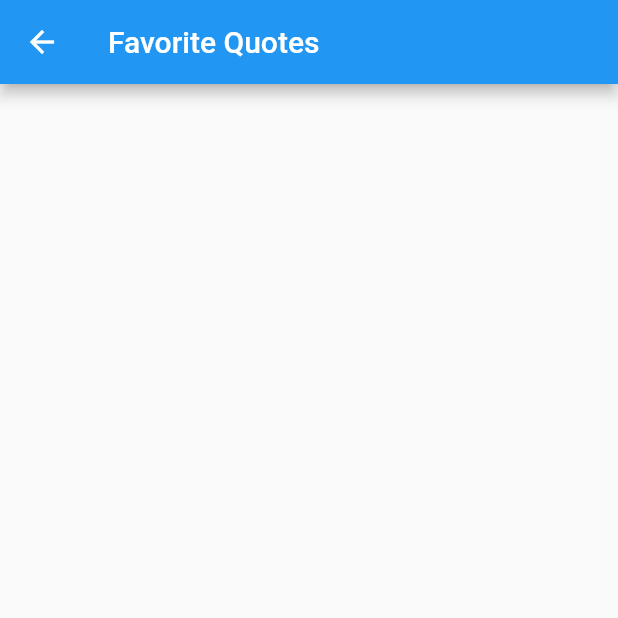
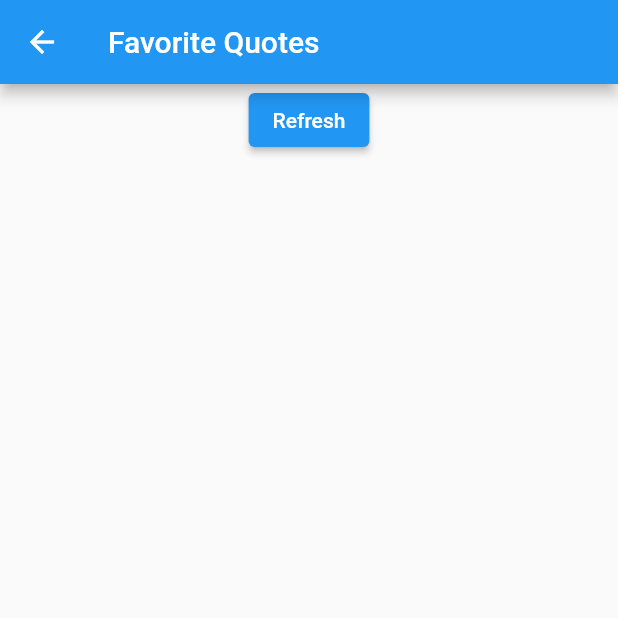
Before and after one commit to J1min/anime-quote-app, a Flutter app: the FavoriteQuotesPage screen opened directly, on a phone screen of 412 x 824 dp, the top half of it. Run offline on Flutter 3.47's test engine with Material 2 defaults, Android fonts, the phone set to English and light mode, and no system bars; our stand-ins replace dio, shared_preferences; accounts and stored records are empty; network calls fail.

Commit message:
feat(refresh): 즐겨찾기 리스트 refresh 버튼 추가

```diff
--- a/lib/favorite_quotes_page.dart
+++ b/lib/favorite_quotes_page.dart
@@ -23,6 +23,10 @@ class _FavoriteQuotesPageState extends State<FavoriteQuotesPage> {
 
   Future<void> _initialize() async {
     _prefs = await SharedPreferences.getInstance();
+    _updateFavoriteQuotes();
+  }
+
+  Future<void> _updateFavoriteQuotes() async {
     final keys = _prefs.getKeys();
     _favoriteQuoteIds = keys
         .where((key) => key.startsWith('quote_') && _prefs.getBool(key) == true)
@@ -37,7 +41,14 @@ class _FavoriteQuotesPageState extends State<FavoriteQuotesPage> {
       appBar: AppBar(
         title: const Text('Favorite Quotes'),
       ),
-      body: ListView.builder(
+      body: Column(
+        children: [
+          ElevatedButton(
+            onPressed: _updateFavoriteQuotes,
+            child: const Text('Refresh'),
+          ),
+          Expanded(
+            child: ListView.builder(
               itemCount: _favoriteQuoteIds.length,
               itemBuilder: (context, index) {
                 final quoteId = _favoriteQuoteIds[index];
@@ -46,6 +57,9 @@ class _FavoriteQuotesPageState extends State<FavoriteQuotesPage> {
                 );
               },
             ),
+          ),
+        ],
+      ),
     );
   }
 }
```
Lines whose indentation alone changed are shown as unchanged.
